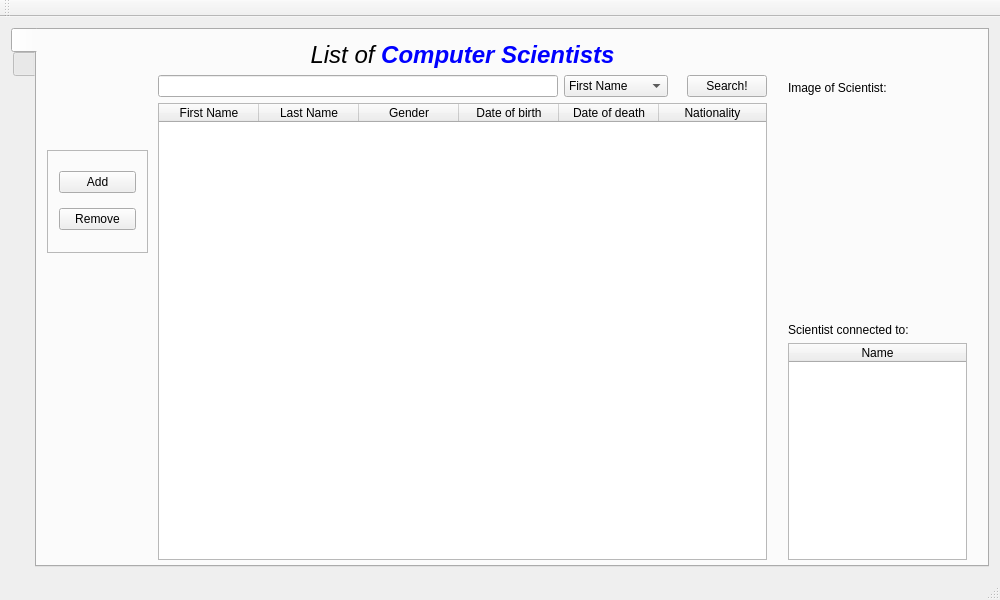
Above: ui/computerscientists.ui from VLN-H7/Skil3 before the change. Below: the same form after it.
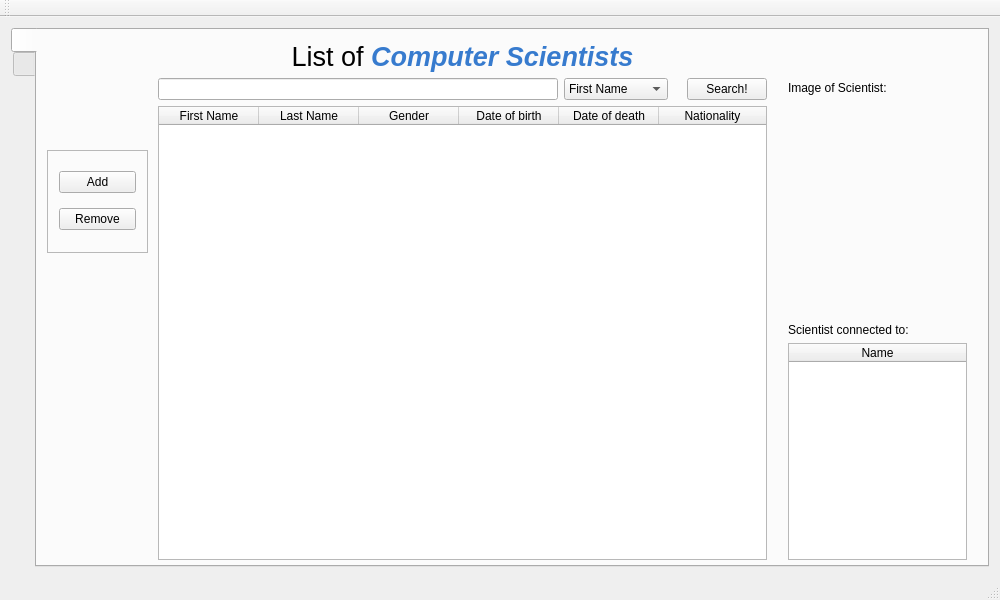
That is the form after the change. Icons and pictures are not drawn.

What changed in the file:
```diff
--- a/ui/computerscientists.ui
+++ b/ui/computerscientists.ui
@@ -78,7 +78,7 @@
          <item>
           <widget class="QLabel" name="lblHeaderScientists">
            <property name="text">
-            <string>&lt;html&gt;&lt;head/&gt;&lt;body&gt;&lt;p align=&quot;center&quot;&gt;&lt;span style=&quot; font-size:18pt; font-style:italic;&quot;&gt;List of &lt;/span&gt;&lt;span style=&quot; font-size:18pt; font-weight:600; font-style:italic; color:#0000ff;&quot;&gt;Computer Scientists&lt;/span&gt;&lt;/p&gt;&lt;/body&gt;&lt;/html&gt;</string>
+            <string>&lt;html&gt;&lt;head/&gt;&lt;body&gt;&lt;p align=&quot;center&quot;&gt;&lt;span style=&quot; font-size:20pt&quot;&gt;List of &lt;/span&gt;&lt;span style=&quot; font-size:20pt; font-weight:600; font-style:italic; color:#377BCE;&quot;&gt;Computer Scientists&lt;/span&gt;&lt;/p&gt;&lt;/body&gt;&lt;/html&gt;</string>
            </property>
           </widget>
          </item>
```
Left out of the diff: 2 changed lines with no effect on the pictures.
